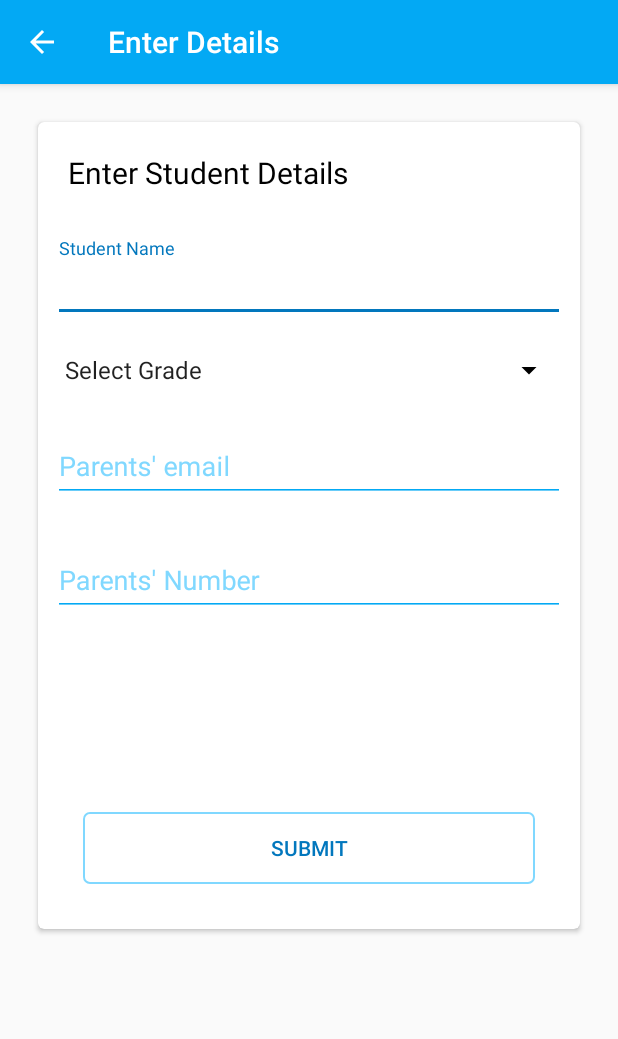
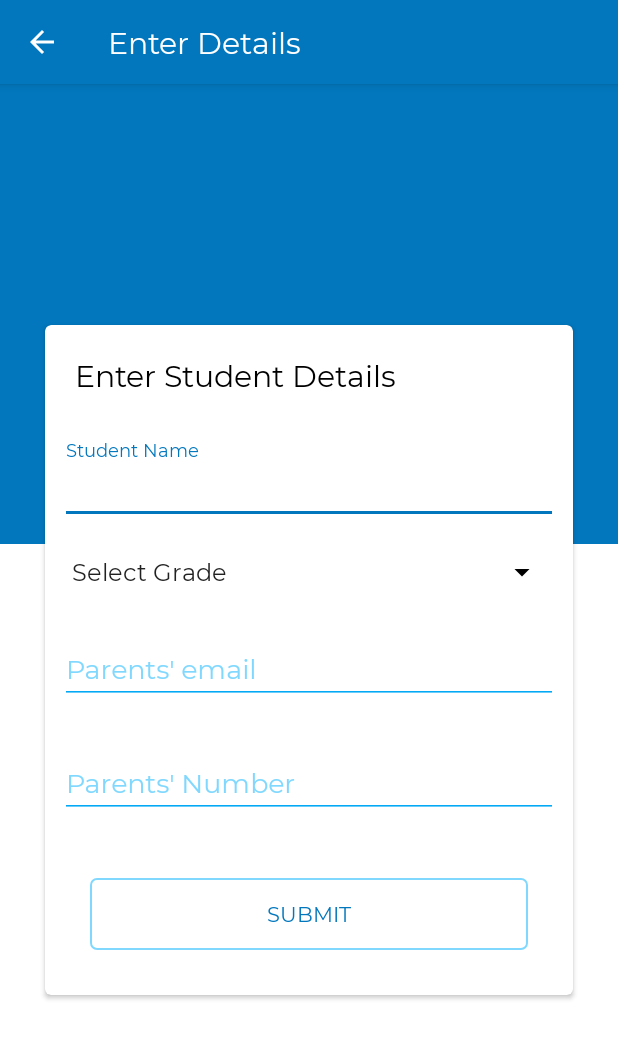
Before and after one commit to diddypod/TestApp, an Android app: the screen it shows after launch (DetailsActivity), after a tap on "TAKE A TEST", on a phone screen of 412 x 824 dp. Shown: the top 1039 px of the screen. Run offline under Robolectric (Android 15) with nearby library versions, the phone set to English and light mode, and no system bars; our stand-ins replace ButterKnife.

```diff
--- a/app/src/main/AndroidManifest.xml
+++ b/app/src/main/AndroidManifest.xml
@@ -19,7 +19,8 @@
         <activity
             android:name=".detail.DetailsActivity"
             android:label="Enter Details"
-            android:parentActivityName=".LandingActivity" />
+            android:parentActivityName=".LandingActivity"
+            android:windowSoftInputMode="adjustResize" />
         <activity
             android:name=".ReadyActivity"
             android:label="Ready"
--- a/app/src/main/java/com/suchit/testapp/result/OverviewFragment.java
+++ b/app/src/main/java/com/suchit/testapp/result/OverviewFragment.java
@@ -69,7 +69,7 @@ public class OverviewFragment extends Fragment {
             performanceLabel.setText("Average");
         }
         else if (percentage >= 60 && percentage < 80){
-            performanceLabel.setText("goodList");
+            performanceLabel.setText("Good");
         }
         else if (percentage >= 80 && percentage < 100){
             performanceLabel.setText("Outstanding");
--- a/app/src/main/java/com/suchit/testapp/result/ResultActivity.java
+++ b/app/src/main/java/com/suchit/testapp/result/ResultActivity.java
@@ -50,7 +50,6 @@ public class ResultActivity extends AppCompatActivity {
         grade.setText(currentResult.getGrade());
     }
 
-
     private class ViewPagerAdapter extends FragmentPagerAdapter {
 
         private ViewPagerAdapter(FragmentManager fragmentManager) {
--- a/app/src/main/res/layout/activity_details.xml
+++ b/app/src/main/res/layout/activity_details.xml
@@ -1,6 +1,7 @@
 <?xml version="1.0" encoding="utf-8"?>
 <android.support.constraint.ConstraintLayout
-    xmlns:android="http://schemas.android.com/apk/res/android" android:layout_width="match_parent"
+    xmlns:android="http://schemas.android.com/apk/res/android"
+    android:layout_width="match_parent"
     android:layout_height="match_parent">
     <RelativeLayout
         android:layout_width="match_parent"
--- a/app/src/main/res/layout/activity_test.xml
+++ b/app/src/main/res/layout/activity_test.xml
@@ -10,7 +10,7 @@
             android:id="@+id/test_toolbar"
             android:layout_width="match_parent"
             android:layout_height="?attr/actionBarSize"
-            android:background="@color/blue"
+            android:background="@color/darkBlue"
             android:elevation="4dp">
             <ImageButton
                 android:id="@+id/pause_button"
@@ -55,6 +55,7 @@
             android:layout_width="match_parent"
             android:layout_height="wrap_content"
             android:background="@color/white"
+            android:elevation="2dp"
             app:tabMode="scrollable"
             app:tabGravity="center"
             app:tabMinWidth="100dp"
--- a/app/src/main/res/layout/fragment_login.xml
+++ b/app/src/main/res/layout/fragment_login.xml
@@ -1,20 +1,39 @@
 <?xml version="1.0" encoding="utf-8"?>
-<LinearLayout
+<RelativeLayout
     xmlns:android="http://schemas.android.com/apk/res/android"
     android:layout_width="match_parent"
     android:layout_height="match_parent"
+    android:animateLayoutChanges="true"
     xmlns:app="http://schemas.android.com/apk/res-auto"
     android:orientation="vertical">
+    <LinearLayout
+        android:layout_width="match_parent"
+        android:layout_height="match_parent"
+        android:orientation="vertical">
+        <LinearLayout
+            android:background="@color/darkBlue"
+            android:layout_width="match_parent"
+            android:layout_height="0dp"
+            android:layout_weight="2"/>
+        <LinearLayout
+            android:background="@color/white"
+            android:layout_width="match_parent"
+            android:layout_height="0dp"
+            android:layout_weight="3"/>
+    </LinearLayout>
     <android.support.v7.widget.CardView
         android:layout_width="match_parent"
-        android:layout_height="0dp"
-        android:layout_weight="3"
-        android:layout_margin="25dp"
-        app:cardCornerRadius="4dp">
-
+        android:layout_height="wrap_content"
+        android:layout_margin="30dp"
+        app:cardCornerRadius="4dp"
+        android:layout_centerInParent="true"
+        android:animateLayoutChanges="true">
+        <ScrollView
+            android:layout_width="match_parent"
+            android:layout_height="match_parent">
             <RelativeLayout
                 android:layout_width="match_parent"
-            android:layout_height="match_parent">
+                android:layout_height="wrap_content">
 
                 <TextView
                     android:id="@+id/enter_details"
@@ -86,17 +105,19 @@
 
                 <Button
                     android:id="@+id/submit_details"
-                android:layout_alignParentBottom="true"
+                    android:layout_below="@id/number_layout"
                     android:layout_width="match_parent"
                     android:layout_height="wrap_content"
                     android:layout_margin="30dp"
                     android:background="@drawable/bg_button_outline"
                     android:textColor="@color/darkBlue"
                     android:text="Submit"/>
+
             </RelativeLayout>
+        </ScrollView>
     </android.support.v7.widget.CardView>
     <LinearLayout
         android:layout_width="match_parent"
         android:layout_height="0dp"
         android:layout_weight="1"/>
-</LinearLayout>
+</RelativeLayout>
--- a/app/src/main/res/layout/layout_toolbar.xml
+++ b/app/src/main/res/layout/layout_toolbar.xml
@@ -3,7 +3,7 @@
     android:id="@+id/loginToolbar"
     android:layout_width="match_parent"
     android:layout_height="?attr/actionBarSize"
-    android:background="@color/blue"
+    android:background="@color/darkBlue"
     app:titleTextColor="@color/white"
     android:elevation="4dp"
     xmlns:android="http://schemas.android.com/apk/res/android"
--- a/app/src/main/res/values/styles.xml
+++ b/app/src/main/res/values/styles.xml
@@ -9,6 +9,7 @@
         <item name="actionMenuTextColor">@color/white</item>
         <item name="colorControlNormal">@color/white</item>
         <item name="android:statusBarColor">@color/darkBlue</item>
+        <item name="android:fontFamily">@font/montserrat</item>
     </style>
 
     <style name="InputLayoutTheme" parent="AppTheme">
```
Also changed, not shown: app/src/main/res/layout/activity_landing.xml (+20 -17 lines), app/src/main/res/layout/activity_ready.xml (+4 -9 lines), app/src/main/res/layout/activity_result.xml (+11 -5 lines), app/src/main/res/layout/fragment_marks.xml (+26 -6 lines), app/src/main/res/layout/fragment_overview.xml (+14 -6 lines), app/src/main/res/layout/fragment_profile.xml (+14 -6 lines), app/src/main/res/layout/fragment_question.xml (+20 -4 lines), app/src/main/res/layout/fragment_section.xml (+14 -6 lines), app/src/main/res/layout/layout_result_header.xml (deleted, +0 -41 lines), app/src/main/res/font/montserrat.ttf (added). Lines whose indentation alone changed are shown as unchanged.
